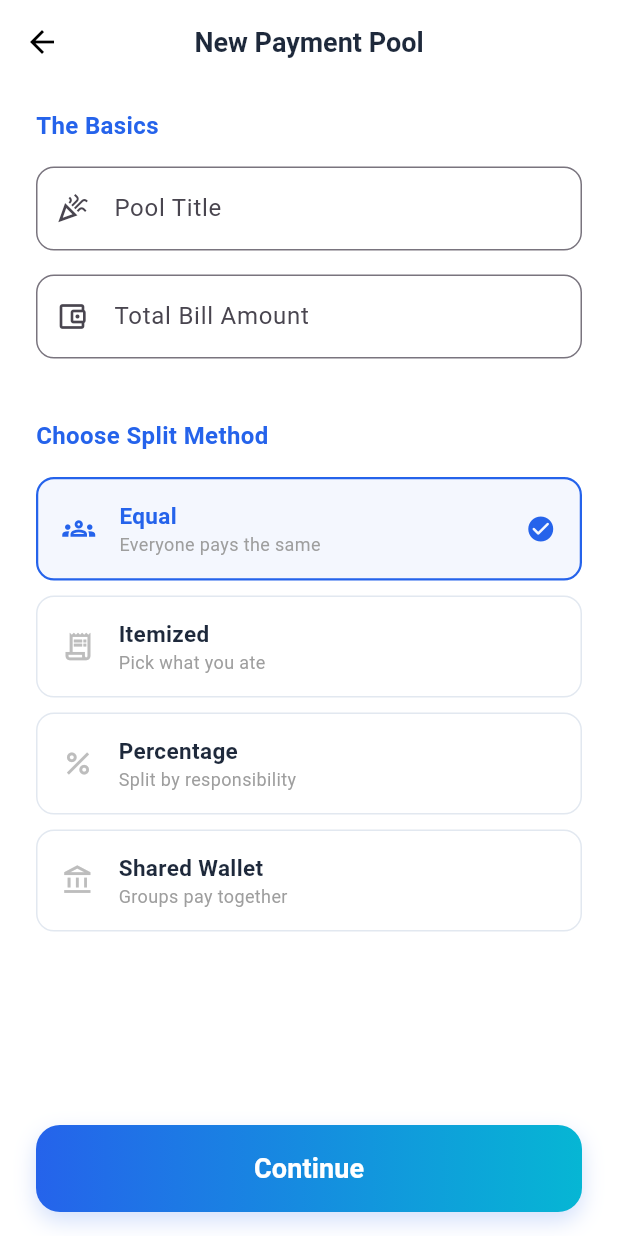
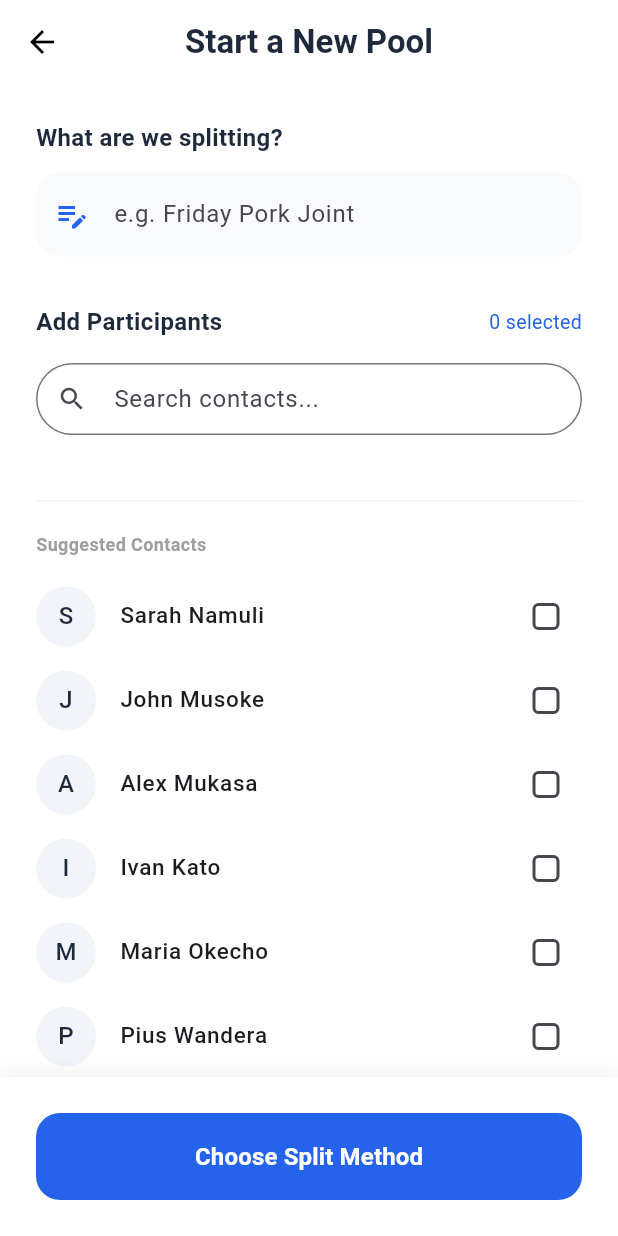
Before and after one commit to KiwanukaGod/temamu, a Flutter app: the CreatePoolScreen screen opened directly, on a phone screen of 412 x 824 dp. Run offline on Flutter 3.47's test engine with Material 3 defaults, Android fonts, the light colour scheme and no system bars; our stand-ins replace firebase_auth, firebase_core, shared_preferences; accounts and stored records are empty.

Commit message:
feat: add new create pool screen look to the app.

```diff
--- a/lib/features/auth/screens/create_pool_screen.dart
+++ b/lib/features/auth/screens/create_pool_screen.dart
@@ -8,7 +8,43 @@ class CreatePoolScreen extends StatefulWidget {
 }
 
 class _CreatePoolScreenState extends State<CreatePoolScreen> {
-  String selectedMethod = 'Equal';
+  final TextEditingController _poolNameController = TextEditingController();
+  final List<String> _selectedFriends = [];
+
+  // Mock data for contacts - in production this would come from the phone's contact list
+  final List<String> _contacts = [
+    "Sarah Namuli",
+    "John Musoke",
+    "Alex Mukasa",
+    "Ivan Kato",
+    "Maria Okecho",
+    "Pius Wandera",
+  ];
+
+  @override
+  void dispose() {
+    _poolNameController.dispose();
+    super.dispose();
+  }
+
+  void _onContinue() {
+    if (_poolNameController.text.isEmpty) {
+      ScaffoldMessenger.of(context).showSnackBar(
+        const SnackBar(content: Text("Please give your pool a name first")),
+      );
+      return;
+    }
+
+    // Proceed to Split Method Selection
+    Navigator.pushNamed(
+      context,
+      '/select-split-method',
+      arguments: {
+        'poolName': _poolNameController.text,
+        'participants': _selectedFriends,
+      },
+    );
+  }
 
   @override
   Widget build(BuildContext context) {
@@ -16,174 +52,245 @@ class _CreatePoolScreenState extends State<CreatePoolScreen> {
       backgroundColor: Colors.white,
       appBar: AppBar(
         title: const Text(
-          "New Payment Pool",
-          style: TextStyle(color: Color(0xFF1E293B), fontWeight: FontWeight.bold, fontSize: 18)
+          "Start a New Pool",
+          style: TextStyle(
+            fontWeight: FontWeight.bold,
+            color: Color(0xFF1E293B),
           ),
+        ),
+        centerTitle: true,
         backgroundColor: Colors.white,
         elevation: 0,
-        centerTitle: true,
         iconTheme: const IconThemeData(color: Colors.black),
       ),
-      body: SafeArea(
-        child: Padding(
-          padding: const EdgeInsets.symmetric(horizontal: 24.0),
+      body: Column(
+        children: [
+          Expanded(
+            child: SingleChildScrollView(
+              padding: const EdgeInsets.all(24.0),
               child: Column(
                 crossAxisAlignment: CrossAxisAlignment.start,
                 children: [
-              const SizedBox(height: 16), // Padding from AppBar
-
-              // --- SECTION 1: THE BASICS ---
+                  // --- SECTION 1: POOL NAME ---
                   const Text(
-                "The Basics",
-                style: TextStyle(fontSize: 16, fontWeight: FontWeight.bold, color: Color(0xFF2563EB))
-              ),
-              const SizedBox(height: 16),
-              const TextField(
-                decoration: InputDecoration(
-                  labelText: "Pool Title",
-                  hintText: "e.g., Friday Pork Joint",
-                  border: OutlineInputBorder(borderRadius: BorderRadius.all(Radius.circular(12))),
-                  prefixIcon: Icon(Icons.celebration_outlined, size: 22),
+                    "What are we splitting?",
+                    style: TextStyle(
+                      fontWeight: FontWeight.bold,
+                      fontSize: 16,
+                      color: Color(0xFF1E293B),
                     ),
                   ),
-              const SizedBox(height: 16),
-              const TextField(
+                  const SizedBox(height: 12),
+                  TextField(
+                    controller: _poolNameController,
                     decoration: InputDecoration(
-                  labelText: "Total Bill Amount",
-                  hintText: "UGX 0.00",
-                  border: OutlineInputBorder(borderRadius: BorderRadius.all(Radius.circular(12))),
-                  prefixIcon: Icon(Icons.account_balance_wallet_outlined, size: 22),
+                      hintText: "e.g. Friday Pork Joint",
+                      filled: true,
+                      fillColor: const Color(0xFFF8FAFC),
+                      prefixIcon: const Icon(
+                        Icons.edit_note,
+                        color: Color(0xFF2563EB),
                       ),
-                keyboardType: TextInputType.number,
+                      border: OutlineInputBorder(
+                        borderRadius: BorderRadius.circular(16),
+                        borderSide: BorderSide.none,
+                      ),
+                    ),
                   ),
 
-              // --- THE REQUESTED GAP ---
-              // This 40px gap creates the "Section Break" you're looking for
-              const SizedBox(height: 40),
+                  const SizedBox(height: 32),
 
-              // --- SECTION 2: CHOOSE OPTION ---
+                  // --- SECTION 2: ADD PARTICIPANTS ---
+                  Row(
+                    mainAxisAlignment: MainAxisAlignment.spaceBetween,
+                    children: [
                       const Text(
-                "Choose Split Method",
-                style: TextStyle(fontSize: 16, fontWeight: FontWeight.bold, color: Color(0xFF2563EB))
+                        "Add Participants",
+                        style: TextStyle(
+                          fontWeight: FontWeight.bold,
+                          fontSize: 16,
+                          color: Color(0xFF1E293B),
+                        ),
+                      ),
+                      Text(
+                        "${_selectedFriends.length} selected",
+                        style: const TextStyle(
+                          color: Color(0xFF2563EB),
+                          fontSize: 13,
+                        ),
+                      ),
+                    ],
                   ),
                   const SizedBox(height: 16),
 
-              _buildSplitOption("Equal", "Everyone pays the same", Icons.groups_outlined),
-              _buildSplitOption("Itemized", "Pick what you ate", Icons.receipt_long_outlined),
-              _buildSplitOption("Percentage", "Split by responsibility", Icons.percent_outlined),
-              _buildSplitOption("Shared Wallet", "Groups pay together", Icons.account_balance_outlined),
+                  // Search Input
+                  TextField(
+                    decoration: InputDecoration(
+                      hintText: "Search contacts...",
+                      prefixIcon: const Icon(Icons.search, size: 20),
+                      contentPadding: const EdgeInsets.symmetric(vertical: 0),
+                      border: OutlineInputBorder(
+                        borderRadius: BorderRadius.circular(30),
+                        borderSide: const BorderSide(color: Color(0xFFE2E8F0)),
+                      ),
+                    ),
+                  ),
 
-              // Pushes the button to the bottom while respecting the content above
-              const Spacer(),
+                  const SizedBox(height: 24),
 
-              // --- ACTION BUTTON ---
+                  // --- HORIZONTAL LIST OF SELECTED FRIENDS ---
+                  if (_selectedFriends.isNotEmpty)
                     SizedBox(
-                width: double.infinity,
-                height: 58,
+                      height: 90,
+                      child: ListView.builder(
+                        scrollDirection: Axis.horizontal,
+                        itemCount: _selectedFriends.length,
+                        itemBuilder: (context, index) {
+                          final name = _selectedFriends[index];
+                          return Padding(
+                            padding: const EdgeInsets.only(right: 16),
+                            child: Column(
+                              children: [
+                                Stack(
+                                  children: [
+                                    CircleAvatar(
+                                      radius: 28,
+                                      backgroundColor: const Color(
+                                        0xFF2563EB,
+                                      ).withOpacity(0.1),
+                                      child: Text(
+                                        name[0],
+                                        style: const TextStyle(
+                                          fontWeight: FontWeight.bold,
+                                          color: Color(0xFF2563EB),
+                                        ),
+                                      ),
+                                    ),
+                                    Positioned(
+                                      right: 0,
+                                      top: 0,
+                                      child: GestureDetector(
+                                        onTap: () => setState(
+                                          () => _selectedFriends.remove(name),
+                                        ),
                                         child: Container(
-                  decoration: BoxDecoration(
-                    borderRadius: BorderRadius.circular(16),
-                    gradient: const LinearGradient(
-                      colors: [Color(0xFF2563EB), Color(0xFF06B6D4)],
+                                          padding: const EdgeInsets.all(2),
+                                          decoration: const BoxDecoration(
+                                            color: Colors.red,
+                                            shape: BoxShape.circle,
                                           ),
-                    boxShadow: [
-                      BoxShadow(
-                        color: const Color(0xFF2563EB).withValues(alpha: 0.2),
-                        blurRadius: 12,
-                        offset: const Offset(0, 6),
-                      )
-                    ]
-                  ),
-                  child: ElevatedButton(
-                    onPressed: () {
-                        // THE TRAFFIC CONTROLLER LOGIC
-                       switch (selectedMethod) {
-                          case 'Equal':
-                            Navigator.pushNamed(context, '/equal-split');
-                          break;
-
-                          case 'Itemized':
-                            Navigator.pushNamed(context, '/itemized-config');
-                          break;
-
-                          case 'Percentage':
-                            Navigator.pushNamed(context, '/percentage-config');
-                          break;
-
-                          case 'Shared Wallet':
-                            Navigator.pushNamed(context, '/wallet-config');
-                          break;
-
-                          default:
-                          Navigator.pushNamed(context, '/host-invite');
-                        }
-                    },
-                    style: ElevatedButton.styleFrom(
-                      backgroundColor: Colors.transparent,
-                      shadowColor: Colors.transparent,
-                      shape: RoundedRectangleBorder(borderRadius: BorderRadius.circular(16)),
-                    ),
-                    child: const Text(
-                      "Continue",
-                      style: TextStyle(color: Colors.white, fontSize: 18, fontWeight: FontWeight.bold)
+                                          child: const Icon(
+                                            Icons.close,
+                                            size: 14,
+                                            color: Colors.white,
                                           ),
                                         ),
                                       ),
                                     ),
-              const SizedBox(height: 16), // Margin below button
+                                  ],
+                                ),
+                                const SizedBox(height: 4),
+                                Text(
+                                  name.split(" ")[0],
+                                  style: const TextStyle(fontSize: 11),
+                                ),
+                              ],
+                            ),
+                          );
+                        },
+                      ),
+                    ),
+
+                  const Divider(height: 40, color: Color(0xFFF1F5F9)),
+
+                  // --- LIST OF CONTACTS ---
+                  const Text(
+                    "Suggested Contacts",
+                    style: TextStyle(
+                      color: Colors.grey,
+                      fontWeight: FontWeight.bold,
+                      fontSize: 12,
+                    ),
+                  ),
+                  const SizedBox(height: 12),
+                  ..._contacts.map((name) {
+                    bool isSelected = _selectedFriends.contains(name);
+                    return ListTile(
+                      contentPadding: EdgeInsets.zero,
+                      leading: CircleAvatar(
+                        backgroundColor: const Color(0xFFF1F5F9),
+                        child: Text(
+                          name[0],
+                          style: const TextStyle(color: Color(0xFF1E293B)),
+                        ),
+                      ),
+                      title: Text(
+                        name,
+                        style: const TextStyle(
+                          fontWeight: FontWeight.w500,
+                          fontSize: 15,
+                        ),
+                      ),
+                      trailing: Checkbox(
+                        value: isSelected,
+                        activeColor: const Color(0xFF2563EB),
+                        shape: RoundedRectangleBorder(
+                          borderRadius: BorderRadius.circular(4),
+                        ),
+                        onChanged: (val) {
+                          setState(() {
+                            if (val == true) {
+                              _selectedFriends.add(name);
+                            } else {
+                              _selectedFriends.remove(name);
+                            }
+                          });
+                        },
+                      ),
+                    );
+                  }).toList(),
                 ],
               ),
             ),
           ),
-    );
-  }
 
-  Widget _buildSplitOption(String title, String subtitle, IconData icon) {
-    bool isSelected = selectedMethod == title;
-    return GestureDetector(
-      onTap: () => setState(() => selectedMethod = title),
-      child: Container(
-        margin: const EdgeInsets.only(bottom: 10), // Balanced spacing between cards
-        padding: const EdgeInsets.symmetric(horizontal: 16, vertical: 14),
+          // --- FOOTER ACTION ---
+          Container(
+            padding: const EdgeInsets.all(24),
             decoration: BoxDecoration(
-          color: isSelected ? const Color(0xFF2563EB).withValues(alpha: 0.05) : Colors.white,
-          borderRadius: BorderRadius.circular(12),
-          border: Border.all(
-            color: isSelected ? const Color(0xFF2563EB) : const Color(0xFFE2E8F0),
-            width: isSelected ? 1.5 : 1,
-          ),
-        ),
-        child: Row(
-          children: [
-            Icon(
-              icon,
-              color: isSelected ? const Color(0xFF2563EB) : Colors.grey[400],
-              size: 22
-            ),
-            const SizedBox(width: 16),
-            Expanded(
-              child: Column(
-                crossAxisAlignment: CrossAxisAlignment.start,
-                children: [
-                  Text(
-                    title,
-                    style: TextStyle(
-                      fontWeight: FontWeight.bold,
-                      fontSize: 15,
-                      color: isSelected ? const Color(0xFF2563EB) : const Color(0xFF1E293B)
-                    )
-                  ),
-                  Text(
-                    subtitle,
-                    style: TextStyle(color: Colors.grey[500], fontSize: 12)
+              color: Colors.white,
+              boxShadow: [
+                BoxShadow(
+                  color: Colors.black.withOpacity(0.05),
+                  blurRadius: 10,
+                  offset: const Offset(0, -4),
                 ),
               ],
             ),
+            child: SizedBox(
+              width: double.infinity,
+              height: 58,
+              child: ElevatedButton(
+                onPressed: _onContinue,
+                style: ElevatedButton.styleFrom(
+                  backgroundColor: const Color(0xFF2563EB),
+                  shape: RoundedRectangleBorder(
+                    borderRadius: BorderRadius.circular(16),
                   ),
-            if (isSelected)
-              const Icon(Icons.check_circle_rounded, color: Color(0xFF2563EB), size: 20),
+                  elevation: 0,
+                ),
+                child: const Text(
+                  "Choose Split Method",
+                  style: TextStyle(
+                    color: Colors.white,
+                    fontSize: 16,
+                    fontWeight: FontWeight.bold,
+                  ),
+                ),
+              ),
+            ),
+          ),
         ],
-        ),
       ),
     );
   }
--- a/lib/main.dart
+++ b/lib/main.dart
@@ -5,6 +5,7 @@ import 'features/auth/screens/sign_up_screen.dart';
 import 'features/auth/screens/login_screen.dart';
 import 'features/auth/screens/home_screen.dart';
 import 'core/services/otp_screen.dart';
+import 'features/auth/screens/create_pool_screen.dart';
 
 import 'package:firebase_core/firebase_core.dart';
 import 'firebase_options.dart';
@@ -12,9 +13,7 @@ import 'firebase_options.dart';
 void main() async {
   WidgetsFlutterBinding.ensureInitialized();
 
-  await Firebase.initializeApp(
-    options: DefaultFirebaseOptions.currentPlatform,
-  );
+  await Firebase.initializeApp(options: DefaultFirebaseOptions.currentPlatform);
 
   runApp(const TemamuApp());
 }
@@ -27,10 +26,7 @@ class TemamuApp extends StatelessWidget {
     return MaterialApp(
       title: 'Temamu',
       debugShowCheckedModeBanner: false,
-      theme: ThemeData(
-        primarySwatch: Colors.blue,
-        useMaterial3: true,
-      ),
+      theme: ThemeData(primarySwatch: Colors.blue, useMaterial3: true),
       // 1. The app starts at the Splash Screen
       initialRoute: '/',
 
@@ -41,6 +37,9 @@ class TemamuApp extends StatelessWidget {
         '/otp': (context) => const OtpScreen(),
         '/home': (context) => const HomeScreen(),
         '/login': (context) => const LoginScreen(),
+
+        // Add more routes here as you create new screens
+        '/create-pool': (context) => const CreatePoolScreen(),
       },
     );
   }
```
Lines whose indentation alone changed are shown as unchanged.
